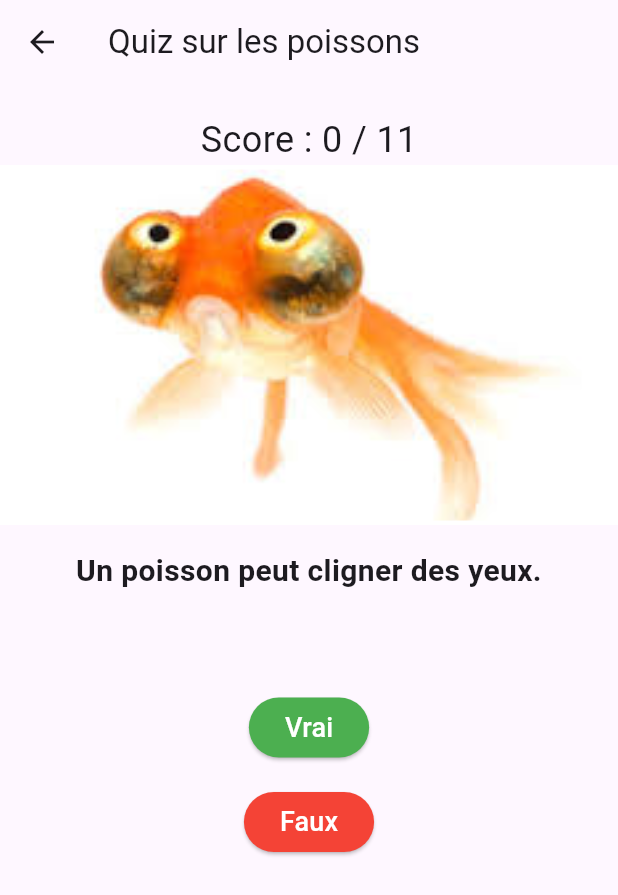
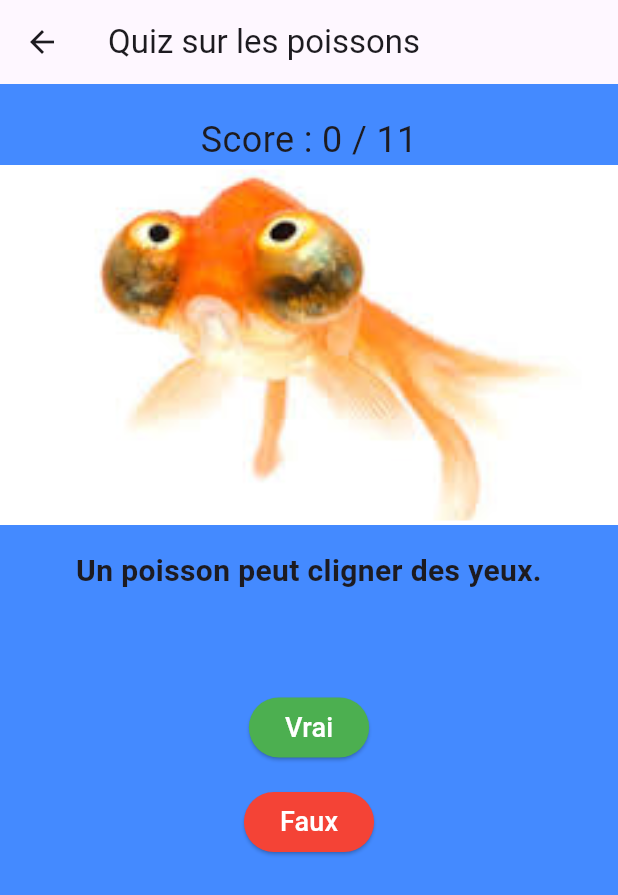
Before and after one commit to EliotGIRAUD/flutter, a Flutter app: the screen it shows after launch, after a tap on "Commencer le Quiz !", on a phone screen of 412 x 824 dp. Shown: the top 895 px of the screen. Run offline on Flutter 3.47's test engine with Material 3 defaults, Android fonts, the phone set to English and light mode, and no system bars; our stand-ins replace image_picker.

Commit message:
backgound blue

```diff
--- a/lib/screens/exo4.dart
+++ b/lib/screens/exo4.dart
@@ -154,6 +154,7 @@ class _Ex4ScreenState extends State<Ex4Screen> {
     if (currentQuestionIndex >= questions.length) {
       return Scaffold(
         appBar: AppBar(title: Text("Résultat")),
+        backgroundColor: Colors.blueAccent,
         body: Center(
           child: Column(
             mainAxisAlignment: MainAxisAlignment.center,
@@ -179,7 +180,16 @@ class _Ex4ScreenState extends State<Ex4Screen> {
                     counter = 0;
                   });
                 },
-                child: Text("Rejouer"),
+
+                child: Text(
+                  "Rejouer",
+                  style: TextStyle(
+                      fontSize: 18, color: Colors.white
+                  )
+                ),
+                style: ElevatedButton.styleFrom(
+                    backgroundColor: Colors.indigo
+                ),
               ),
             ],
           ),
@@ -191,6 +201,7 @@ class _Ex4ScreenState extends State<Ex4Screen> {
 
     return Scaffold(
       appBar: AppBar(title: Text("Quiz sur les poissons")),
+      backgroundColor: Colors.blueAccent,
       body: Padding(
         padding: const EdgeInsets.symmetric(vertical: 20.0),
         child: Column(
--- a/lib/screens/exo4Home.dart
+++ b/lib/screens/exo4Home.dart
@@ -13,6 +13,7 @@ class HomePage extends StatelessWidget {
         ),
         centerTitle: true,
       ),
+      backgroundColor: Colors.blueAccent,
       body: Center(
         child: Column(
           children: <Widget>[
@@ -66,7 +67,7 @@ class HomePage extends StatelessWidget {
                 )
               ),
               style: ElevatedButton.styleFrom(
-                  backgroundColor: Colors.blue
+                  backgroundColor: Colors.indigo
               ),
             ),
           ]
```
